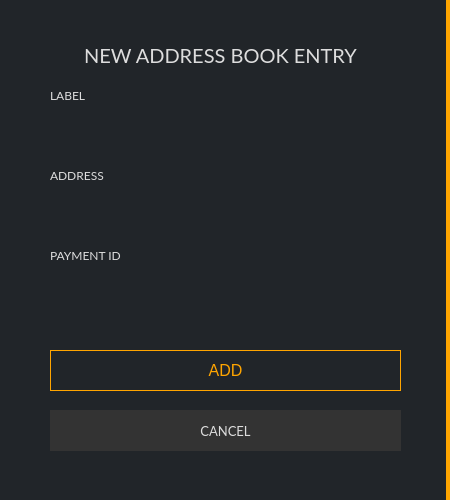
This is src/gui/ui/newaddressdialog.ui in ConcealNetwork/conceal-desktop as Qt 5 draws it before an edit. The edited form follows.
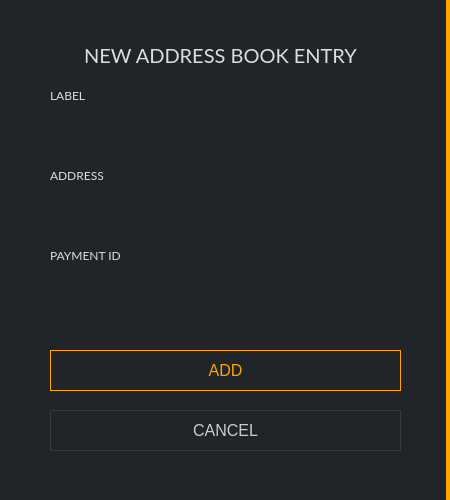
This is the edited form.

Patch:
```diff
--- a/src/gui/ui/newaddressdialog.ui
+++ b/src/gui/ui/newaddressdialog.ui
@@ -304,13 +304,13 @@
       </property>
       <property name="font">
        <font>
-        <family>Lato</family>
-        <pointsize>10</pointsize>
+        <pointsize>-1</pointsize>
        </font>
       </property>
       <property name="styleSheet">
-       <string notr="true">color: #ddd; background-color: #333; 
-border-right: 0px;</string>
+       <string notr="true">QPushButton#m_cancelButton {color: #ccc; border: 1px solid #343a40; font-size: 16px; background-color: #21259;}
+
+QPushButton#m_cancelButton:hover {color: #ddd; border: 2px solid #444; font-size: 16px; background-color: #21259;}</string>
       </property>
       <property name="text">
        <string>CANCEL</string>
```
Left out of the diff: 4 changed lines with no effect on the pictures.
